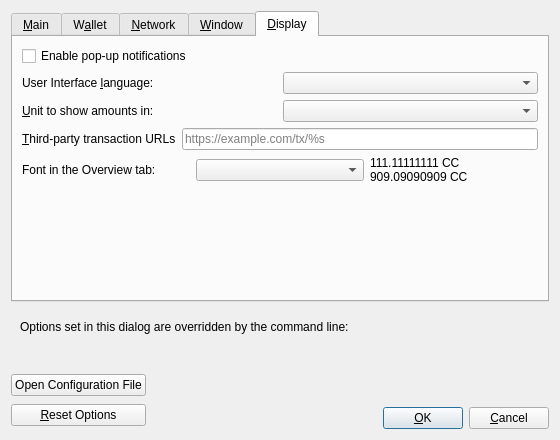
Qt form src/qt/forms/optionsdialog.ui (connectcoincrypto/connectcoin) before a commit.
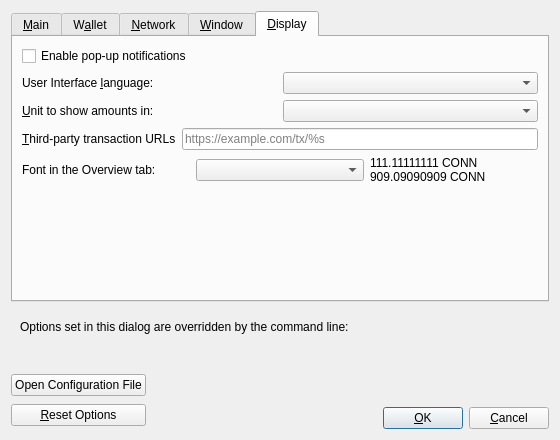
The same form after that commit. The open tabs and pages were chosen to show the change. Custom widgets are drawn as their Qt base class.

Commit message: Rename ConnectCoin currency ticker from CC to CONN

What changed in the file:
```diff
--- a/src/qt/forms/optionsdialog.ui
+++ b/src/qt/forms/optionsdialog.ui
@@ -789,8 +789,8 @@
          <item>
           <widget class="QLabel" name="moneyFont_preview">
            <property name="text">
-            <string notr="true">111.11111111 CC
-909.09090909 CC</string>
+            <string notr="true">111.11111111 CONN
+909.09090909 CONN</string>
            </property>
           </widget>
          </item>
```
The commit also changes 60 other files.
